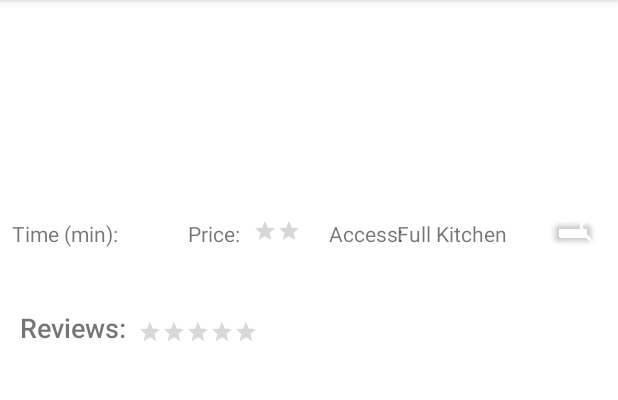
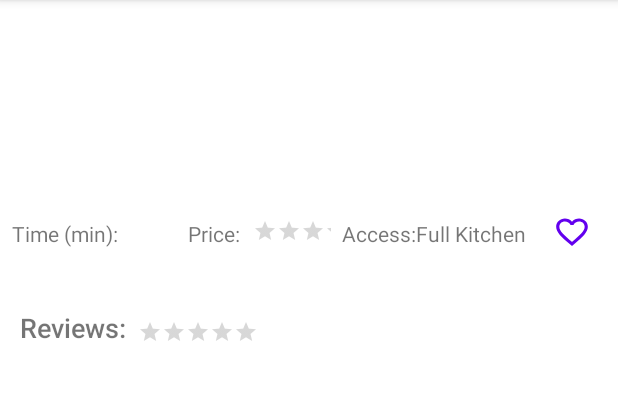
Before and after one commit to beatrice-casey/PennAppHack, an Android app: the DetailsFragment screen opened directly, with no data from a screen before it, on a phone screen of 412 x 824 dp, the part 84-484 px from its top. Run offline under Robolectric (Android 15) with nearby library versions, the phone set to English and light mode, and no system bars; libraries missing offline, so code that uses them is left out: com.parse, org.parceler; pictures from the network do not load; 9 statements that could not run were skipped.

Commit message:
details complete

```diff
--- a/app/src/main/AndroidManifest.xml
+++ b/app/src/main/AndroidManifest.xml
@@ -14,6 +14,7 @@
         android:label="@string/app_name"
         android:roundIcon="@mipmap/ic_launcher_round"
         android:supportsRtl="true"
+        android:windowSoftInputMode="adjustPan|adjustResize"
         android:theme="@style/AppTheme">
         <activity android:name=".details.PostDetailsActivity"></activity>
         <activity android:name=".login.SelectPreferences" />
--- a/app/src/main/java/com/example/pennapphack/create/CreateFragment.java
+++ b/app/src/main/java/com/example/pennapphack/create/CreateFragment.java
@@ -21,6 +21,7 @@ import android.util.Log;
 import android.view.LayoutInflater;
 import android.view.View;
 import android.view.ViewGroup;
+import android.view.WindowManager;
 import android.widget.ArrayAdapter;
 import android.widget.Button;
 import android.widget.EditText;
@@ -111,6 +112,8 @@ public class CreateFragment extends Fragment {
         recipeName = view.findViewById(R.id.recipeName);
         timeSpin = view.findViewById(R.id.timeDrop);
         priceSpin = view.findViewById(R.id.priceDrop);
+
+        getActivity().getWindow().setSoftInputMode(WindowManager.LayoutParams.SOFT_INPUT_ADJUST_PAN);
 
         //time spinner
         ArrayAdapter<String> arrayAdapterTime= new ArrayAdapter<String>(getContext(), android.R.layout.simple_dropdown_item_1line, TIMELIST);
--- a/app/src/main/java/com/example/pennapphack/home/PostsAdapter.java
+++ b/app/src/main/java/com/example/pennapphack/home/PostsAdapter.java
@@ -19,6 +19,8 @@ import com.example.pennapphack.models.Post;
 import com.example.pennapphack.R;
 import com.parse.ParseFile;
 import com.parse.ParseUser;
+
+import org.parceler.Parcels;
 
 import java.util.List;
 
@@ -92,6 +94,7 @@ public class PostsAdapter extends RecyclerView.Adapter<PostsAdapter.ViewHolder>
             if (image != null) {
                 Glide.with(context).load(post.getImage().getUrl()).into(ivImage);
             }
+            btnLike.setBackgroundResource(R.drawable.ic_baseline_favorite_border_24);
 
         }
 
@@ -107,7 +110,7 @@ public class PostsAdapter extends RecyclerView.Adapter<PostsAdapter.ViewHolder>
                 //make an intent to display MovieDetailsActivity
                 Intent intent = new Intent(context, PostDetailsActivity.class);
                 //serialize the movie using parceler, use short name as key
-                intent.putExtra("post", post);
+                intent.putExtra(Post.class.getSimpleName(), Parcels.wrap(post));
                 //show the activity
                 context.startActivity(intent);
             }
--- a/app/src/main/res/layout/fragment_create.xml
+++ b/app/src/main/res/layout/fragment_create.xml
@@ -6,7 +6,8 @@
     android:id="@+id/rlCompose"
     android:layout_width="match_parent"
     android:layout_height="match_parent"
-    android:layout_margin="8dp">
+    android:layout_margin="8dp"
+    android:isScrollContainer="false">
 
     <Button
         android:id="@+id/btnFood"
--- a/app/src/main/res/layout/fragment_details.xml
+++ b/app/src/main/res/layout/fragment_details.xml
@@ -25,8 +25,7 @@
         android:layout_marginTop="13dp"
         android:layout_marginEnd="10dp"
         android:layout_marginBottom="5dp"
-        android:backgroundTint="@android:color/transparent"
-        app:icon="@drawable/ic_baseline_favorite_border_24" />
+        android:backgroundTint="@android:color/transparent" />
 
     <TextView
         android:id="@+id/tvUsername"
@@ -48,7 +47,6 @@
         android:layout_alignParentStart="true"
         android:layout_marginStart="5dp"
         android:layout_marginTop="5dp"
-        android:layout_marginEnd="123dp"
         android:layout_toStartOf="@+id/ivFoodImage"
         tools:text="Detailed recipe" />
 
@@ -158,13 +156,13 @@
     <RatingBar
         android:id="@+id/rbPrice"
         style="@style/Widget.AppCompat.RatingBar.Small"
-        android:layout_width="wrap_content"
+        android:layout_width="67dp"
         android:layout_height="wrap_content"
         android:layout_below="@+id/tvRecipe"
         android:layout_alignParentEnd="true"
         android:layout_marginStart="5dp"
         android:layout_marginTop="56dp"
-        android:layout_marginEnd="205dp"
+        android:layout_marginEnd="183dp"
         android:layout_toEndOf="@+id/tvPriceText"
         android:numStars="3" />
 
@@ -175,7 +173,7 @@
         android:layout_below="@+id/tvRecipe"
         android:layout_alignParentEnd="true"
         android:layout_marginTop="56dp"
-        android:layout_marginEnd="132dp"
+        android:layout_marginEnd="123dp"
         android:text="Access: " />
 
     <TextView
@@ -185,7 +183,7 @@
         android:layout_below="@+id/tvRecipe"
         android:layout_alignParentEnd="true"
         android:layout_marginTop="56dp"
-        android:layout_marginEnd="66dp"
+        android:layout_marginEnd="53dp"
         tools:text="Full/Dorm" />
 
 </RelativeLayout>
```
Also changed, not shown: app/src/main/java/com/example/pennapphack/details/DetailsFragment.java (+18 -9 lines).
